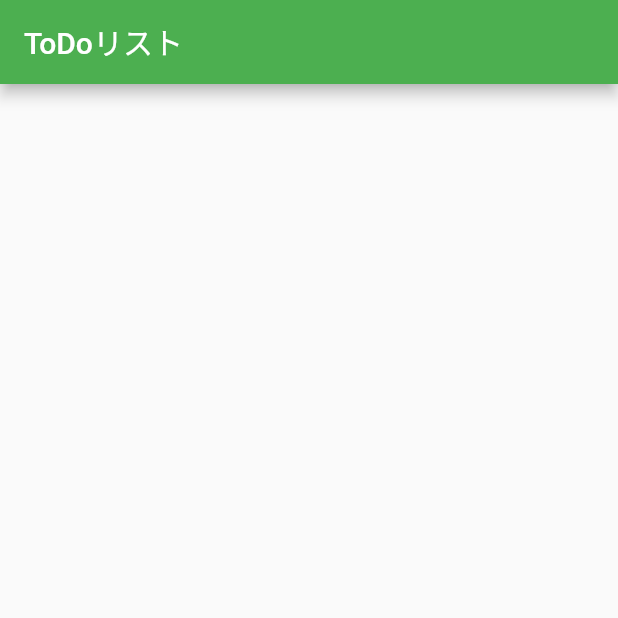
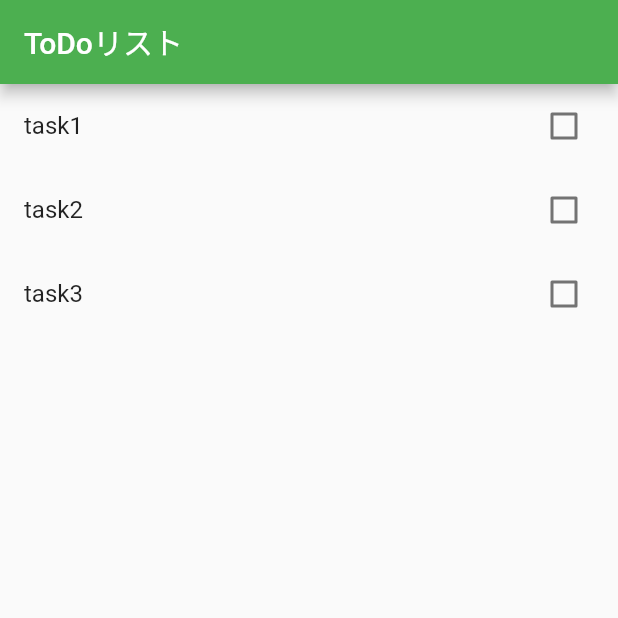
Before and after one commit to mihiron/memo_by_riverpod, a Flutter app: the screen it shows after launch, on a phone screen of 412 x 824 dp, the top half of it. Run offline on Flutter 3.47's test engine with Material 2 defaults, Android fonts, the phone set to English and light mode, and no system bars; our stand-ins replace flutter_riverpod.

```diff
--- a/lib/main.dart
+++ b/lib/main.dart
@@ -1,5 +1,6 @@
 import 'package:flutter/material.dart';
 import 'package:flutter_riverpod/flutter_riverpod.dart';
+import 'package:memo_by_riverpod/views/home_page.dart';
 
 void main() {
   runApp(
@@ -21,22 +22,3 @@ class MyApp extends StatelessWidget {
     );
   }
 }
-
-class MyHomePage extends StatefulWidget {
-  const MyHomePage({super.key});
-
-  @override
-  State<MyHomePage> createState() => _MyHomePageState();
-}
-
-class _MyHomePageState extends State<MyHomePage> {
-  @override
-  Widget build(BuildContext context) {
-    return Scaffold(
-      appBar: AppBar(
-        title: const Text('ToDoリスト'),
-      ),
-      body: const Center(),
-    );
-  }
-}
--- a/lib/models/task.dart
+++ b/lib/models/task.dart
@@ -1,8 +1,9 @@
 import 'package:flutter/material.dart';
+import 'package:flutter_riverpod/flutter_riverpod.dart';
 
 @immutable
 class Task {
-  Task({
+  const Task({
     required this.id,
     required this.name,
     required this.isCompleted,
@@ -20,3 +21,35 @@ class Task {
     );
   }
 }
+
+const List<Task> tasksList = [
+  Task(id: 0, name: 'task1', isCompleted: false),
+  Task(id: 1, name: 'task2', isCompleted: false),
+  Task(id: 2, name: 'task3', isCompleted: false),
+];
+
+class TasksNotifier extends StateNotifier<List<Task>> {
+  TasksNotifier() : super(tasksList);
+
+  void addTask(Task newTask) {
+    List<Task> newState = [];
+    for (final task in state) {
+      newState.add(task);
+    }
+    newState.add(newTask);
+    state = newState;
+  }
+
+  void toggle(int id) {
+    List<Task> newState = [];
+    for (final task in state) {
+      if (task.id == id) {
+        newState.add(task.copyWith(isCompleted: !task.isCompleted));
+      }
+    }
+  }
+}
+
+final tasksProvider = StateNotifierProvider<TasksNotifier, List<Task>>((ref) {
+  return TasksNotifier();
+});
--- /dev/null
+++ b/lib/views/home_page.dart
@@ -0,0 +1,28 @@
+import 'package:flutter/material.dart';
+import 'package:flutter_riverpod/flutter_riverpod.dart';
+import 'package:memo_by_riverpod/models/task.dart';
+
+class MyHomePage extends ConsumerWidget {
+  const MyHomePage({super.key});
+
+  @override
+  Widget build(BuildContext context, WidgetRef ref) {
+    final List<Task> taskList = ref.watch(tasksProvider);
+
+    return Scaffold(
+      appBar: AppBar(
+        title: const Text('ToDoリスト'),
+      ),
+      body: ListView(
+        children: taskList
+            .map((task) => CheckboxListTile(
+                  value: task.isCompleted,
+                  onChanged: (value) =>
+                      ref.read(tasksProvider.notifier).toggle(task.id),
+                  title: Text(task.name),
+                ))
+            .toList(),
+      ),
+    );
+  }
+}
```
